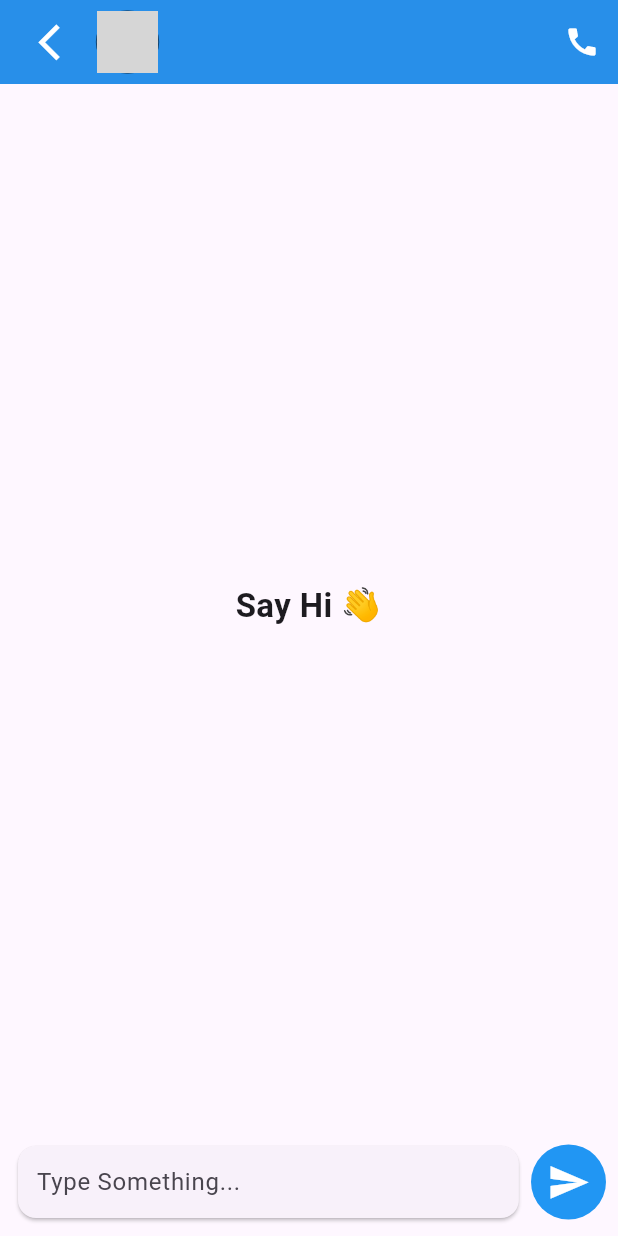
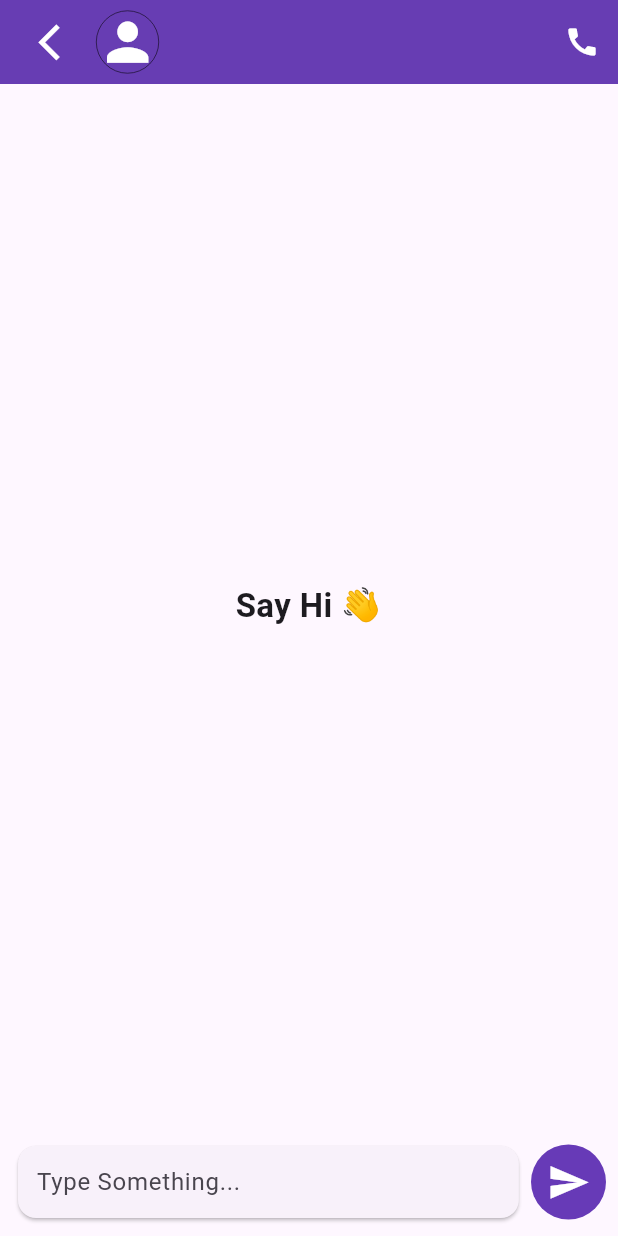
Before and after one commit to BasharatSahito/Flutter-Chat-App-with-Firebase, a Flutter app: the ConversationScreen screen opened directly with empty values, on a phone screen of 412 x 824 dp. Run offline on Flutter 3.47's test engine with Material 3 defaults, Android fonts, the phone set to English and light mode, and no system bars; our stand-ins replace cloud_firestore, firebase_auth, firebase_core, google_sign_in, liquid_pull_to_refresh; missing offline and left inert: zego_uikit_prebuilt_call; accounts and stored records are empty; network calls fail; grey boxes are pictures that could not be loaded.

```diff
--- a/lib/main.dart
+++ b/lib/main.dart
@@ -8,6 +8,7 @@ void main() async {
   await Firebase.initializeApp(
     options: DefaultFirebaseOptions.currentPlatform,
   );
+
   runApp(const MyApp());
 }
 
@@ -22,12 +23,13 @@ class MyApp extends StatelessWidget {
     mq = MediaQuery.sizeOf(context);
     return MaterialApp(
       debugShowCheckedModeBanner: false,
-      title: 'Flutter Demo',
+      title: 'Chat App',
       theme: ThemeData(
+        iconTheme: const IconThemeData(color: Colors.deepPurple),
         appBarTheme: const AppBarTheme(
           foregroundColor: Colors.white,
           centerTitle: true,
-          color: Colors.blue,
+          color: Colors.deepPurple,
         ),
         colorScheme: ColorScheme.fromSeed(seedColor: Colors.deepPurple),
         useMaterial3: true,
--- a/lib/screens/coversation_screen.dart
+++ b/lib/screens/coversation_screen.dart
@@ -2,9 +2,7 @@ import 'package:chat_app/main.dart';
 import 'package:chat_app/screens/call_screen.dart';
 import 'package:cloud_firestore/cloud_firestore.dart';
 import 'package:flutter/material.dart';
-
 import '../models/messages_model.dart';
-
 import '../models/users_model.dart';
 import '../services/apis.dart';
 import '../widgets.dart/message_bubble.dart';
@@ -50,10 +48,18 @@ class _ConversationScreenState extends State<ConversationScreen> {
               ),
               child: ClipRRect(
                 borderRadius: BorderRadius.circular(mq.height * 0.3),
-                child: Image.network(
-                  widget.user.photoUrl.toString(),
-                  height: mq.height * 0.05,
-                ),
+                child: widget.user.photoUrl != null
+                    ? Image.network(
+                        widget.user.photoUrl!,
+                        height: mq.height * 0.05,
+                        errorBuilder: (context, error, stackTrace) {
+                          // If there's an error loading the image, show the default icon
+                          return Icon(Icons.person,
+                              color: Colors.white, size: mq.height * 0.05);
+                        },
+                      )
+                    : Icon(Icons.account_circle,
+                        size: mq.height * 0.05), // Default user icon
               ),
             ),
             SizedBox(
@@ -136,7 +142,7 @@ class _ConversationScreenState extends State<ConversationScreen> {
                   width: mq.width * 0.01,
                 ),
                 CircleAvatar(
-                  backgroundColor: Colors.blue,
+                  backgroundColor: Colors.deepPurple,
                   radius: 25,
                   child: IconButton(
                     icon: Icon(
--- a/lib/screens/user_profile.dart
+++ b/lib/screens/user_profile.dart
@@ -79,7 +79,7 @@ class _UserProfileState extends State<UserProfile> {
               ),
               ElevatedButton(
                   style: ElevatedButton.styleFrom(
-                      backgroundColor: Colors.blueAccent,
+                      backgroundColor: Colors.deepPurple,
                       shape: RoundedRectangleBorder(
                           borderRadius: BorderRadius.circular(5)),
                       fixedSize: Size(
--- a/lib/widgets.dart/message_bubble.dart
+++ b/lib/widgets.dart/message_bubble.dart
@@ -29,7 +29,7 @@ class _MessageBubbleState extends State<MessageBubble> {
           Flexible(
             child: Container(
               decoration: BoxDecoration(
-                color: Colors.green,
+                color: Colors.deepPurple,
                 borderRadius: BorderRadius.only(
                   topLeft: Radius.circular(mq.width * 0.03),
                   topRight: Radius.circular(mq.width * 0.03),
--- a/pubspec.yaml
+++ b/pubspec.yaml
@@ -34,8 +34,10 @@ dependencies:
   firebase_core: ^2.24.2
   flutter:
     sdk: flutter
+  flutter_dotenv: ^5.1.0
   google_sign_in: ^6.2.1
   intl: ^0.19.0
+  liquid_pull_to_refresh: ^3.0.1
   zego_uikit_prebuilt_call: ^3.18.4
 
 dev_dependencies:
```
Also changed, not shown: lib/screens/chats_list.dart (+33 -10 lines), lib/widgets.dart/chat_tiles.dart (+15 -1 lines), pubspec.lock, 2 other files.
